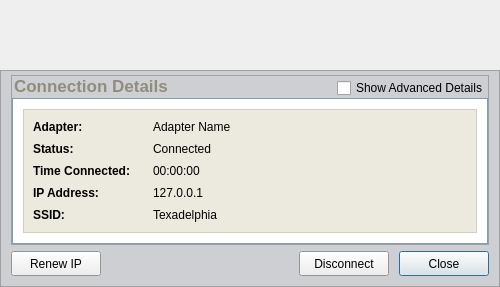
First picture: the form in xsupplicant-ui/Skins/Default/ConnectionInfoWindow.ui, repository Zero3K/xsupplicant, before the edit.
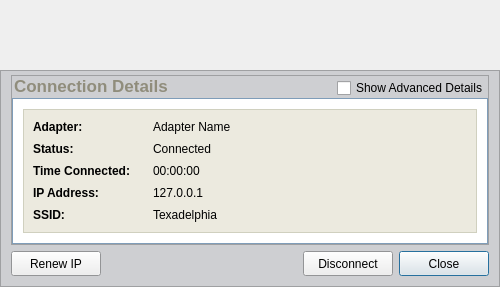
Second picture: the form after the edit. Icons and pictures are not drawn.

What changed in the file:
```diff
--- a/xsupplicant-ui/Skins/Default/ConnectionInfoWindow.ui
+++ b/xsupplicant-ui/Skins/Default/ConnectionInfoWindow.ui
@@ -1494,7 +1494,7 @@
         </property>
         <layout class="QHBoxLayout" >
          <property name="spacing" >
-          <number>10</number>
+          <number>6</number>
          </property>
          <property name="leftMargin" >
           <number>0</number>
```
